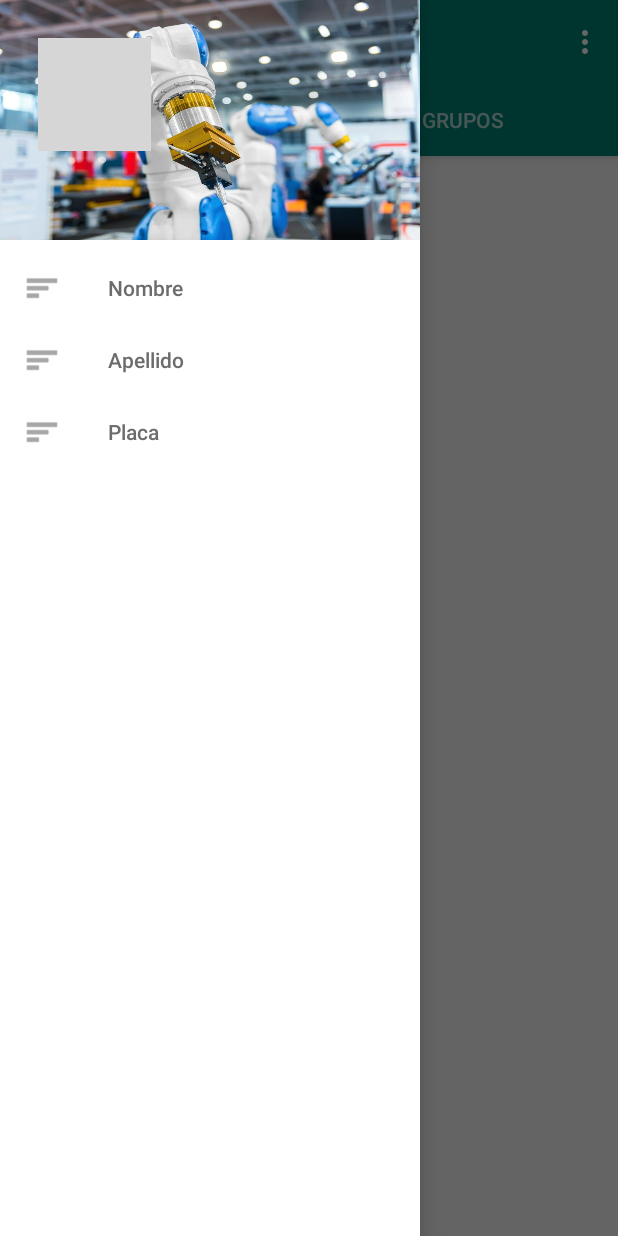
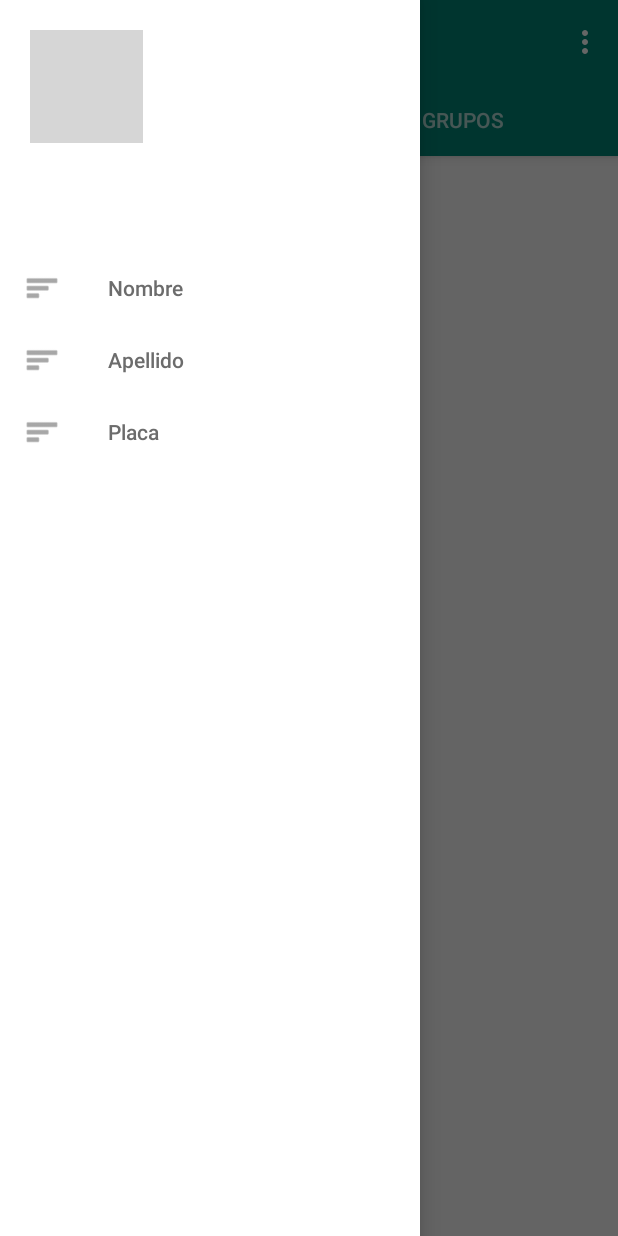
Before and after one commit to josecaros/CopCar, an Android app: the VistaInicial screen opened directly, with no data from a screen before it, with the side drawer open, on a phone screen of 412 x 824 dp. Run offline under Robolectric (Android 15) with nearby library versions, the phone set to English and light mode, and no system bars; grey boxes are pictures that could not be loaded.

Commit message:
problemas solucionados pero falta implementar el header del nav

```diff
--- a/app/src/main/java/com/idnp/copcar/VistaInicial.java
+++ b/app/src/main/java/com/idnp/copcar/VistaInicial.java
@@ -22,8 +22,8 @@ public class VistaInicial extends AppCompatActivity {
     private TabLayout tabLayout;
     private ViewPager viewPager;
 
-    private DrawerLayout drawerLayout;
-    private ActionBarDrawerToggle newToggle;
+    //private DrawerLayout drawerLayout;
+    //private ActionBarDrawerToggle newToggle;
     @Override
     protected void onCreate(Bundle savedInstanceState) {
         super.onCreate(savedInstanceState);
@@ -31,7 +31,7 @@ public class VistaInicial extends AppCompatActivity {
         toolbar = (Toolbar) findViewById(R.id.myToolbar);
         tabLayout= (TabLayout) findViewById(R.id.tablayout);
         viewPager = (ViewPager) findViewById(R.id.myViewPager);
-        drawerLayout = (DrawerLayout) findViewById(R.id.drawer);
+        //drawerLayout = (DrawerLayout) findViewById(R.id.drawer);
 
 
 
--- a/app/src/main/res/layout/activity_vista_inicial.xml
+++ b/app/src/main/res/layout/activity_vista_inicial.xml
@@ -4,7 +4,6 @@
     xmlns:tools="http://schemas.android.com/tools"
     android:layout_width="match_parent"
     android:layout_height="match_parent"
-    android:id="@+id/drawer"
     tools:context=".VistaInicial">
 
     <androidx.coordinatorlayout.widget.CoordinatorLayout
@@ -42,6 +41,7 @@
             app:layout_behavior="com.google.android.material.appbar.AppBarLayout$ScrollingViewBehavior"/>
 
     </androidx.coordinatorlayout.widget.CoordinatorLayout>
+
     <com.google.android.material.navigation.NavigationView
         android:layout_width="wrap_content"
         android:layout_height="match_parent"
--- a/app/src/main/res/layout/header_navigation.xml
+++ b/app/src/main/res/layout/header_navigation.xml
@@ -1,9 +1,9 @@
 <?xml version="1.0" encoding="utf-8"?>
 <LinearLayout xmlns:android="http://schemas.android.com/apk/res/android"
-    android:orientation="vertical" android:layout_width="match_parent"
+    android:orientation="vertical"
+    android:layout_width="match_parent"
     android:layout_height="160dp"
-    android:background="@drawable/imagenav"
-    android:padding="25dp">
+    android:padding="20dp">
     <ImageView
         android:src="@drawable/usericon"
         android:layout_width="75dp"
```
